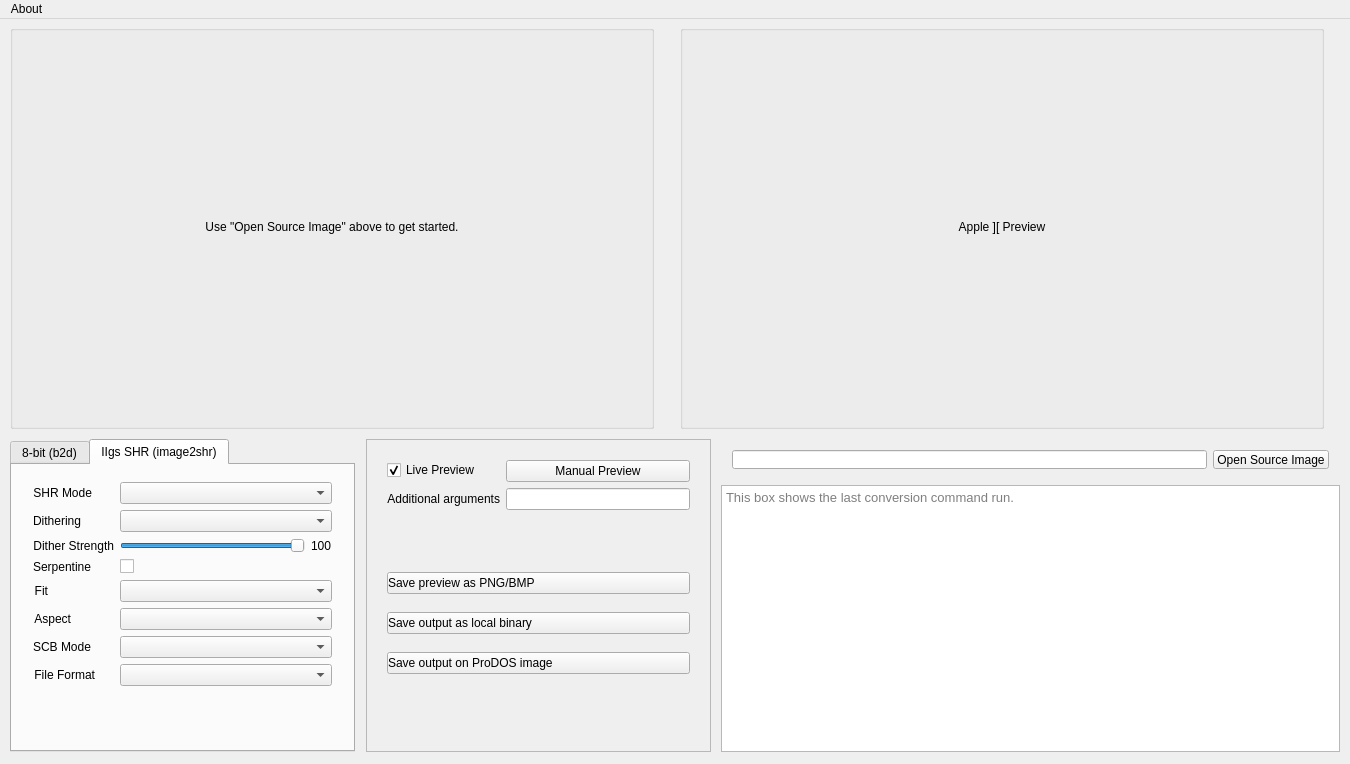
This is buckshot/mainwindow.ui in digarok/buckshot as Qt 5 draws it before an edit. The edited form follows.
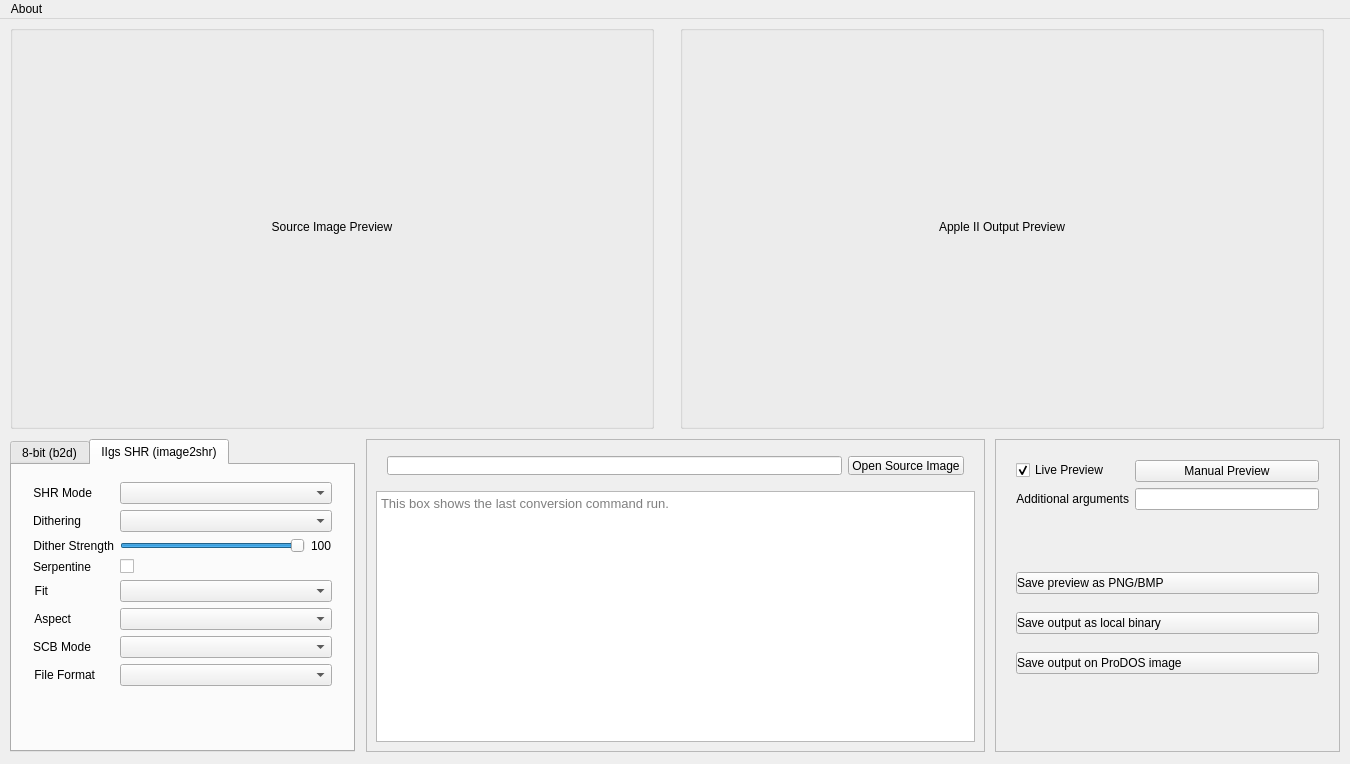
This is the edited form. The open tabs and pages were chosen to show the change. Icons and pictures are not drawn.

Commit message:
Swap lower-middle and lower-right sections; match section outlines
The Open Source row + CLI log move to the lower middle, wrapped in a
new frame_log QFrame styled like frame_2, and the shared preview/save
controls move to the lower right. All three lower sections are now
equal-height framed boxes.

```diff
--- a/buckshot/mainwindow.ui
+++ b/buckshot/mainwindow.ui
@@ -54,7 +54,7 @@
       </rect>
      </property>
      <property name="text">
-      <string>Use &quot;Open Source Image&quot; above to get started.</string>
+      <string>Source Image Preview</string>
      </property>
      <property name="alignment">
       <set>Qt::AlignCenter</set>
@@ -83,19 +83,34 @@
       </rect>
      </property>
      <property name="text">
-      <string>Apple ][ Preview</string>
+      <string>Apple II Output Preview</string>
      </property>
      <property name="alignment">
       <set>Qt::AlignCenter</set>
      </property>
     </widget>
    </widget>
+   <widget class="QFrame" name="frame_log">
+    <property name="geometry">
+     <rect>
+      <x>366</x>
+      <y>420</y>
+      <width>619</width>
+      <height>313</height>
+     </rect>
+    </property>
+    <property name="frameShape">
+     <enum>QFrame::StyledPanel</enum>
+    </property>
+    <property name="frameShadow">
+     <enum>QFrame::Raised</enum>
+    </property>
    <widget class="QWidget" name="horizontalLayoutWidget">
     <property name="geometry">
      <rect>
-      <x>721</x>
-      <y>420</y>
-      <width>619</width>
+       <x>10</x>
+       <y>6</y>
+       <width>599</width>
       <height>41</height>
      </rect>
     </property>
@@ -119,10 +134,10 @@
    <widget class="QPlainTextEdit" name="plainTextEdit_lastCmd">
     <property name="geometry">
      <rect>
-      <x>721</x>
-      <y>466</y>
-      <width>619</width>
-      <height>267</height>
+       <x>10</x>
+       <y>52</y>
+       <width>599</width>
+       <height>251</height>
      </rect>
     </property>
     <property name="font">
@@ -134,6 +149,7 @@
      <string>This box shows the last conversion command run.</string>
     </property>
    </widget>
+   </widget>
    <widget class="QTabWidget" name="tabWidget_engine">
     <property name="geometry">
      <rect>
@@ -341,7 +357,7 @@
         <x>10</x>
         <y>6</y>
         <width>321</width>
-        <height>270</height>
+        <height>271</height>
        </rect>
       </property>
       <layout class="QFormLayout" name="formLayout_shr">
@@ -491,7 +507,7 @@
    <widget class="QFrame" name="frame_2">
     <property name="geometry">
      <rect>
-      <x>366</x>
+      <x>995</x>
       <y>420</y>
       <width>345</width>
       <height>313</height>
```
Left out of the diff: 63 changed lines with no effect on the pictures. Lines whose indentation alone changed are shown as unchanged.
